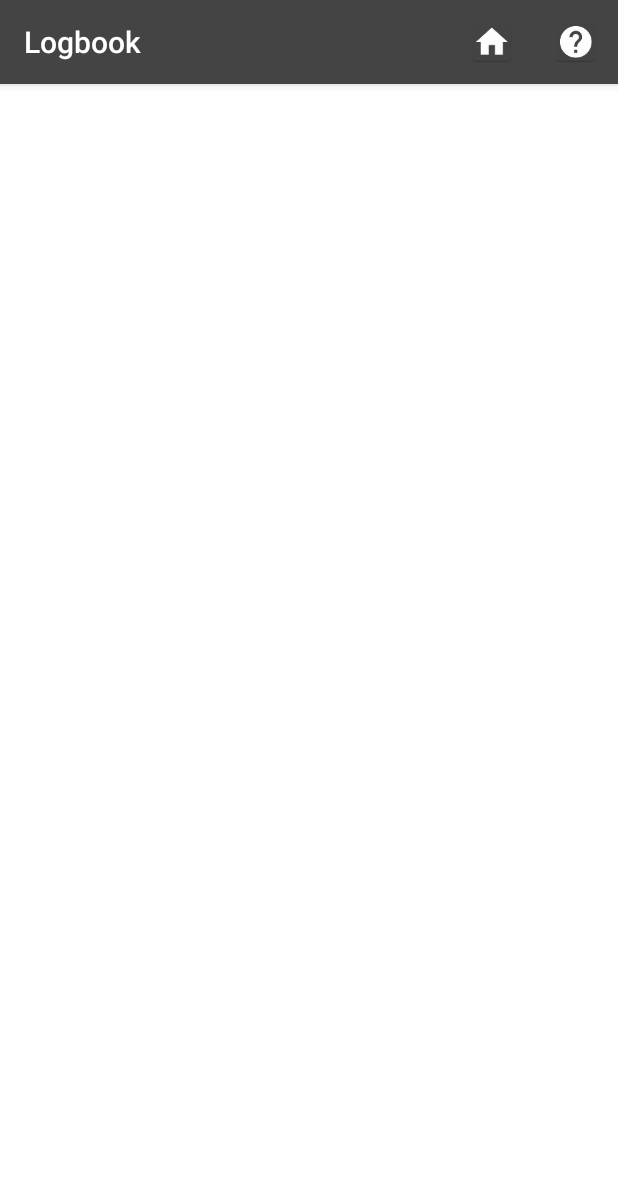
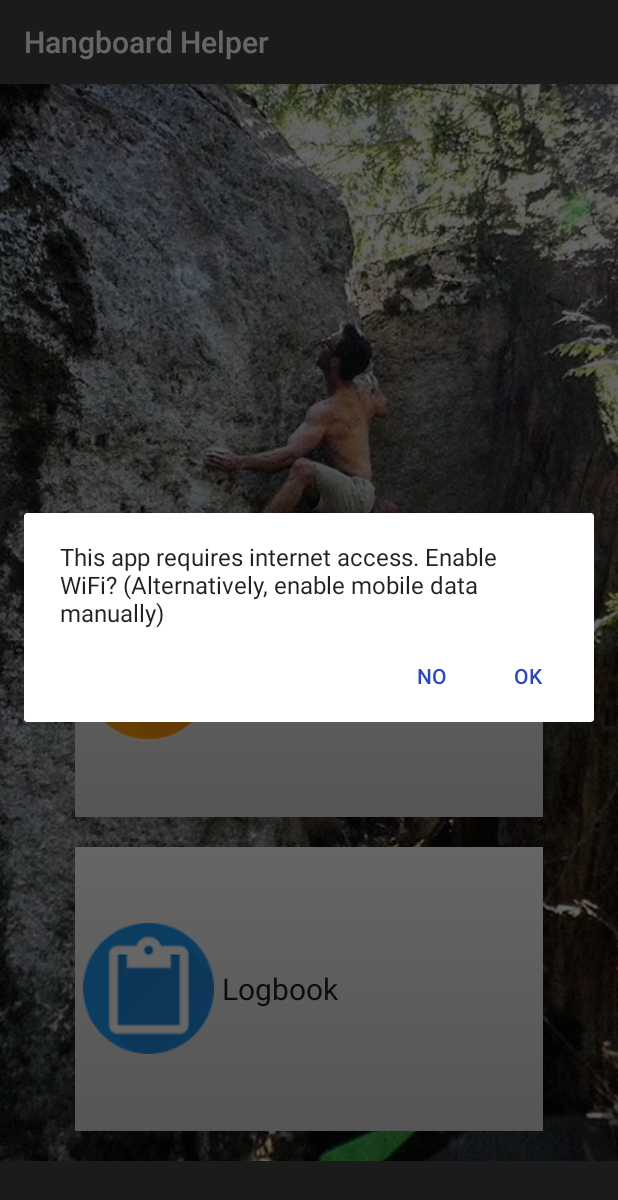
Before and after one commit to MilesAdamson/Climbing-Trainer, an Android app: the screen it shows after launch (Logbook before the commit, MainActivity after it), after a tap on "Logbook", on a phone screen of 412 x 824 dp. Shown: the top 1200 px of the screen. Run offline under Robolectric (Android 15) with nearby library versions, the phone set to English and light mode, and no system bars; our stand-ins replace AdMob; 5 statements that could not run were skipped.

Commit message:
Created ConnectionCheck class to ensure user has wifi/data and to prompt them to turn it on if not

```diff
--- /dev/null
+++ b/app/src/main/java/com/nointelligence/miles/climbharder_hangboard/ConnectionCheck.java
@@ -0,0 +1,71 @@
+package com.nointelligence.miles.climbharder_hangboard;
+
+import android.app.AlertDialog;
+import android.content.Context;
+import android.content.DialogInterface;
+import android.content.Intent;
+import android.net.ConnectivityManager;
+import android.net.NetworkInfo;
+import android.net.wifi.WifiManager;
+
+public class ConnectionCheck {
+
+    private Context context;
+
+    public ConnectionCheck(Context c){
+        context = c;
+    }
+
+    // returns true if there is wifi or mobile data
+    private boolean haveNetworkConnection() {
+        boolean haveConnectedWifi = false;
+        boolean haveConnectedMobile = false;
+
+        ConnectivityManager cm = (ConnectivityManager) context.getSystemService(Context.CONNECTIVITY_SERVICE);
+        NetworkInfo[] netInfo = cm.getAllNetworkInfo();
+        for (NetworkInfo ni : netInfo) {
+            if (ni.getTypeName().equalsIgnoreCase("WIFI"))
+                if (ni.isConnected())
+                    haveConnectedWifi = true;
+            if (ni.getTypeName().equalsIgnoreCase("MOBILE"))
+                if (ni.isConnected())
+                    haveConnectedMobile = true;
+        }
+        return haveConnectedWifi || haveConnectedMobile;
+    }
+
+    // creates an alert dialog which prompts the user to enable wifi
+    // or mobile data. Navigates to where they intended if they allow wifi
+    private void askForWifi(final Intent intent){
+        AlertDialog alertDialog = new AlertDialog.Builder(context).create();
+        alertDialog.setMessage(context.getString(R.string.error_internet));
+        alertDialog.setButton(AlertDialog.BUTTON_POSITIVE, context.getString(R.string.option_ok),
+                new DialogInterface.OnClickListener() {
+                    public void onClick(DialogInterface dialog, int which) {
+                        dialog.dismiss();
+                        WifiManager wifi = (WifiManager) context.getApplicationContext().getSystemService(Context.WIFI_SERVICE);
+                        wifi.setWifiEnabled(true);
+                        context.startActivity(intent);
+                    }
+                });
+        alertDialog.setButton(AlertDialog.BUTTON_NEGATIVE, context.getString(R.string.option_no),
+                new DialogInterface.OnClickListener() {
+                    @Override
+                    public void onClick(DialogInterface dialog, int which) {
+                        dialog.dismiss();
+                    }
+                }
+        );
+        alertDialog.show();
+    }
+
+    // changes activity to another intent if there is a connection,
+    // and if not is asks the user to enable wifi or data
+    public void navigate(Intent intent){
+        if (haveNetworkConnection()){
+           context.startActivity(intent);
+        } else {
+            askForWifi(intent);
+        }
+    }
+}
--- a/app/src/main/java/com/nointelligence/miles/climbharder_hangboard/MainActivity.java
+++ b/app/src/main/java/com/nointelligence/miles/climbharder_hangboard/MainActivity.java
@@ -2,10 +2,8 @@ package com.nointelligence.miles.climbharder_hangboard;
 
 import com.google.android.gms.ads.AdRequest;
 import com.google.android.gms.ads.AdView;
-
 import android.content.Intent;
 import android.os.Bundle;
-import android.provider.ContactsContract;
 import android.support.v7.app.AppCompatActivity;
 import android.view.Menu;
 import android.view.MenuItem;
@@ -24,7 +22,6 @@ public class MainActivity extends AppCompatActivity {
 
         // inserts the built in workouts if they don't already exist
         new BuiltInWorkouts(this).addDefaultWorkouts();
-
     }
 
     @Override
@@ -35,7 +32,6 @@ public class MainActivity extends AppCompatActivity {
         AdRequest adRequest = new AdRequest.Builder()
                 .setRequestAgent("android_studio:ad_template").build();
         adView.loadAd(adRequest);
-
     }
 
     @Override
@@ -47,28 +43,32 @@ public class MainActivity extends AppCompatActivity {
     @Override
     public boolean onOptionsItemSelected(MenuItem item) {
         int id = item.getItemId();
-
         if (id == R.id.action_settings) {
             return true;
         }
-
         return super.onOptionsItemSelected(item);
     }
 
+    // Checks for internet and continues if user has connection.
+    // if there is no connection, ask them to enable wifi
     public void changeActivity(View v){
-        Intent selectedActivity = new Intent(this, MainActivity.class);
+        ConnectionCheck connectionCheck = new ConnectionCheck(this);
+        Intent intent;
+            switch (v.getId()) {
+                case R.id.layoutWorkouts:
+                    intent = new Intent(this, WorkoutList.class);
+                    connectionCheck.navigate(intent);
+                    break;
 
-        switch (v.getId()){
-            case R.id.layoutWorkouts:
-                selectedActivity = new Intent(this, WorkoutList.class);
-                break;
+                case R.id.layoutLogbook:
+                    intent = new Intent(this, Logbook.class);
+                    connectionCheck.navigate(intent);
+                    break;
 
-            case R.id.layoutLogbook:
-                selectedActivity = new Intent(this, Logbook.class);
-                break;
-
-        }
-        startActivity(selectedActivity);
+                default:
+                    // do nothing
+                    break;
+            }
     }
 
 }
--- a/app/src/main/res/layout/workout_editable_item.xml
+++ b/app/src/main/res/layout/workout_editable_item.xml
@@ -47,13 +47,13 @@
                 android:textColor="@color/colorPrimaryDark"
                 android:textSize="12sp"
                 android:textStyle="bold" />
-
         </LinearLayout>
 
         <ImageView
             android:id="@+id/imageViewEdit"
-            android:layout_width="50dp"
-            android:layout_height="75dp"
+            android:layout_width="35dp"
+            android:layout_height="50dp"
+            android:layout_gravity="center"
             android:layout_marginEnd="20dp"
             android:layout_marginRight="20dp"
             android:contentDescription="@null"
--- a/app/src/main/res/values/strings.xml
+++ b/app/src/main/res/values/strings.xml
@@ -51,6 +51,7 @@
     <string name="error_exist">This workout no longer exists.</string>
     <string name="error_duration">Duration cannot be zero, or more than 999.</string>
     <string name="error_cant_edit">You may not edit the built in workouts.</string>
+    <string name="error_internet">This app requires internet access. Enable WiFi? (Alternatively, enable mobile data manually)</string>
 
     <string-array name="workout_titles">
         <item>One Arm Hangs by Andrew Funk</item>
```
Also changed, not shown: app/src/main/AndroidManifest.xml (+2 -20 lines), app/src/main/java/com/nointelligence/miles/climbharder_hangboard/FacebookActivity.java (deleted, +0 -13 lines), app/src/main/res/layout/activity_facebook.xml (deleted, +0 -9 lines), app/src/main/ic_launcher-web.png, app/src/main/res/mipmap-hdpi/ic_launcher.png, app/src/main/res/mipmap-mdpi/ic_launcher.png, app/src/main/res/mipmap-xhdpi/ic_launcher.png, app/src/main/res/mipmap-xxhdpi/ic_launcher.png, app/src/main/res/mipmap-xxxhdpi/ic_launcher.png.
